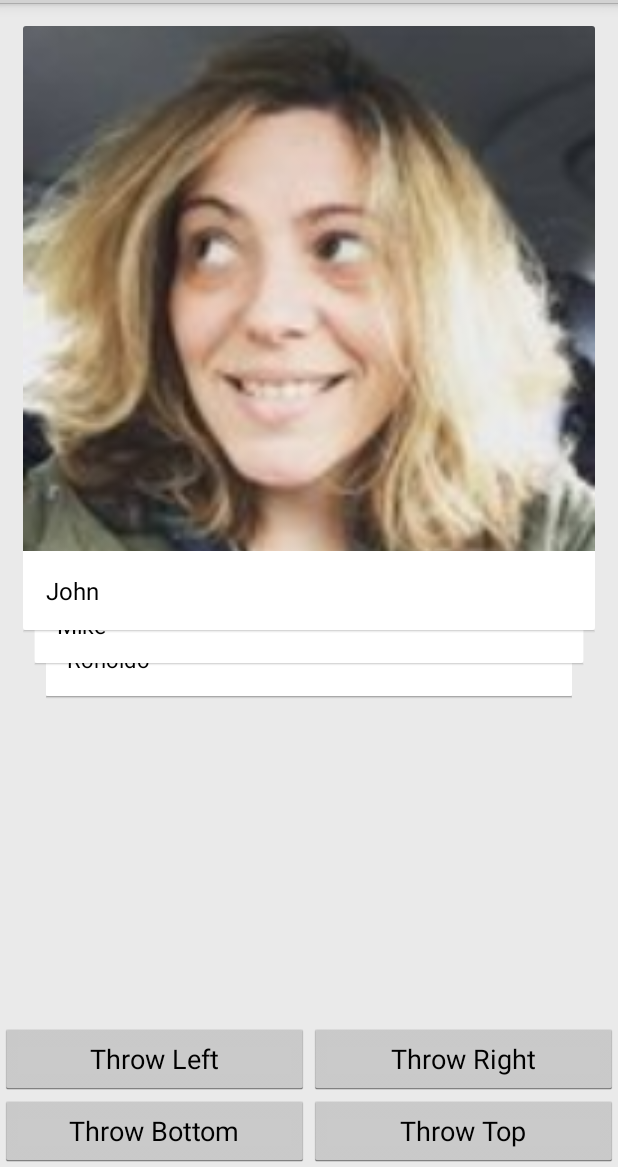
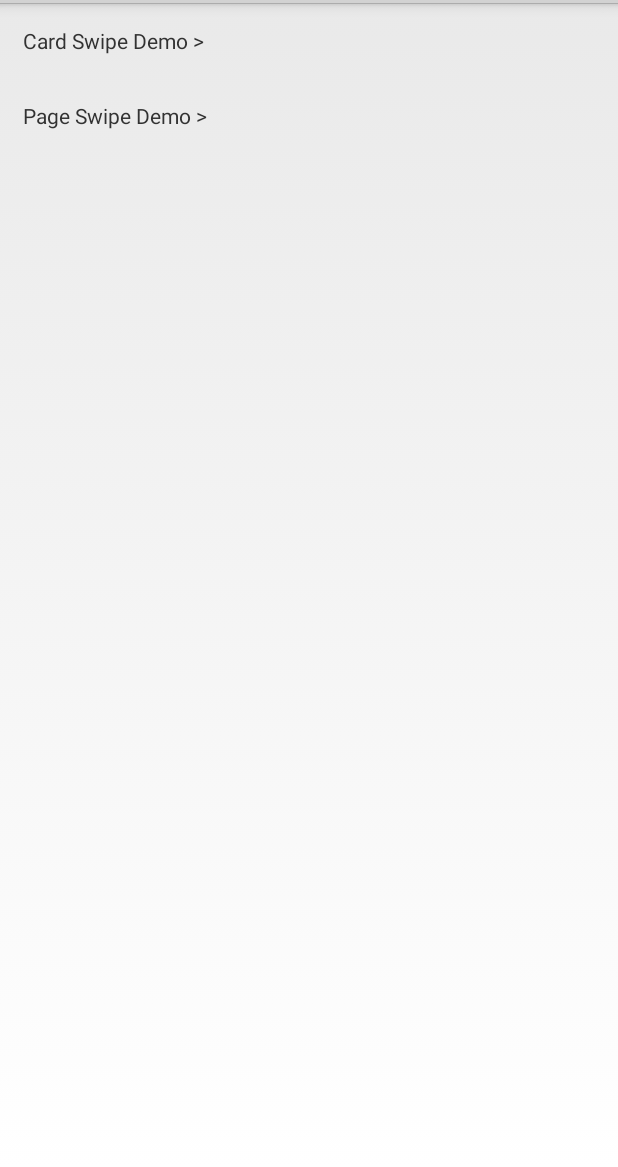
Before and after one commit to Arjun-sna/android-swipecards-view, an Android app: the screen it shows after launch (MyActivity before the commit, HomeActivity after it), on a phone screen of 412 x 824 dp, the part 69-1236 px from its top. Run offline under Robolectric (Android 15) with nearby library versions, the phone set to English and light mode, and no system bars.

Commit message:
working paritals

```diff
--- /dev/null
+++ b/app/src/main/java/in/arjsna/swipecardsample/HomeActivity.java
@@ -0,0 +1,31 @@
+package in.arjsna.swipecardsample;
+
+import android.content.Intent;
+import android.os.Bundle;
+import android.app.Activity;
+import android.view.View;
+
+public class HomeActivity extends Activity {
+
+    @Override
+    protected void onCreate(Bundle savedInstanceState) {
+        super.onCreate(savedInstanceState);
+        setContentView(R.layout.activity_home);
+        findViewById(R.id.card_swipe_demo).setOnClickListener(new View.OnClickListener() {
+            @Override
+            public void onClick(View v) {
+                Intent intent = new Intent(HomeActivity.this, CardSwipeActivity.class);
+                startActivity(intent);
+            }
+        });
+        findViewById(R.id.page_swipe_demo).setOnClickListener(new View.OnClickListener() {
+            @Override
+            public void onClick(View v) {
+                Intent intent = new Intent(HomeActivity.this, PageSwipeActivity.class);
+                startActivity(intent);
+            }
+        });
+
+    }
+
+}
--- /dev/null
+++ b/app/src/main/res/layout/activity_home.xml
@@ -0,0 +1,20 @@
+<?xml version="1.0" encoding="utf-8"?>
+<LinearLayout xmlns:android="http://schemas.android.com/apk/res/android"
+    xmlns:tools="http://schemas.android.com/tools"
+    android:layout_width="match_parent"
+    android:layout_height="match_parent"
+    android:orientation="vertical"
+    tools:context="in.arjsna.swipecardsample.HomeActivity">
+    <TextView
+        android:id="@+id/card_swipe_demo"
+        android:layout_width="match_parent"
+        android:layout_height="wrap_content"
+        android:text="Card Swipe Demo >"
+        android:padding="15.0dp"/>
+    <TextView
+        android:id="@+id/page_swipe_demo"
+        android:layout_width="match_parent"
+        android:layout_height="wrap_content"
+        android:text="Page Swipe Demo >"
+        android:padding="15.0dp"/>
+</LinearLayout>
--- a/app/src/main/res/layout/activity_my.xml
+++ b/app/src/main/res/layout/activity_my.xml
@@ -14,7 +14,7 @@
         android:layout_weight="1"
         app:rotation_degrees="15.5"
         app:bottom_swipe_detect="false"
-        tools:context=".MyActivity" />
+        tools:context=".CardSwipeActivity" />
     <LinearLayout
         android:layout_width="match_parent"
         android:layout_height="wrap_content"
--- a/app/src/main/res/values/strings.xml
+++ b/app/src/main/res/values/strings.xml
@@ -3,5 +3,7 @@
 
     <string name="app_name">Swipe cards</string>
     <string name="hello_world">Hello world</string>
+    <string name="title_activity_home">HomeActivity</string>
+    <string name="title_activity_page_swipe">PageSwipeActivity</string>
 
 </resources>
--- a/library/src/main/res/values/attrs.xml
+++ b/library/src/main/res/values/attrs.xml
@@ -11,9 +11,10 @@
         <attr name="top_swipe_detect" format="boolean"/>
         <attr name="bottom_swipe_detect" format="boolean"/>
     </declare-styleable>
+
     <declare-styleable name="SwipeFlingPageView">
-        <attr name="SwipeFlingStyle" format="reference"/>
-        <attr name="min_adapter_stack" format="integer"/>
+        <attr name="SwipeFlingPageStyle" format="reference"/>
+        <attr name="min_adapter_stack_page" format="integer"/>
         <!--<attr name="max_visible" format="integer"/>-->
     </declare-styleable>
 
```
Also changed, not shown: app/src/main/AndroidManifest.xml (+17 -5 lines), app/src/main/java/in/arjsna/swipecardsample/CardSwipeActivity.java (added, +181 -0 lines), app/src/main/java/in/arjsna/swipecardsample/PageSwipeActivity.java (renamed from app/src/main/java/in/arjsna/swipecardsample/MyActivity.java, +14 -51 lines), app/src/main/res/layout/activity_page_swipe.xml (added, +13 -0 lines), library/src/main/java/in/arjsna/swipecardlib/SwipeFlingPageView.java (+29 -4 lines).
